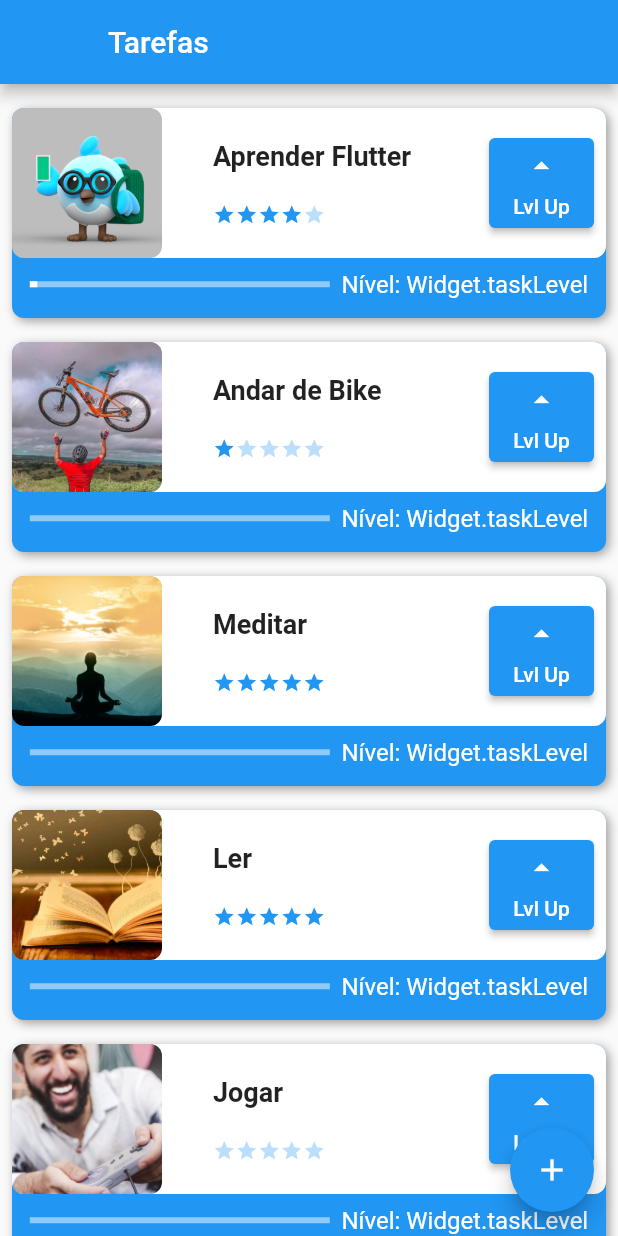
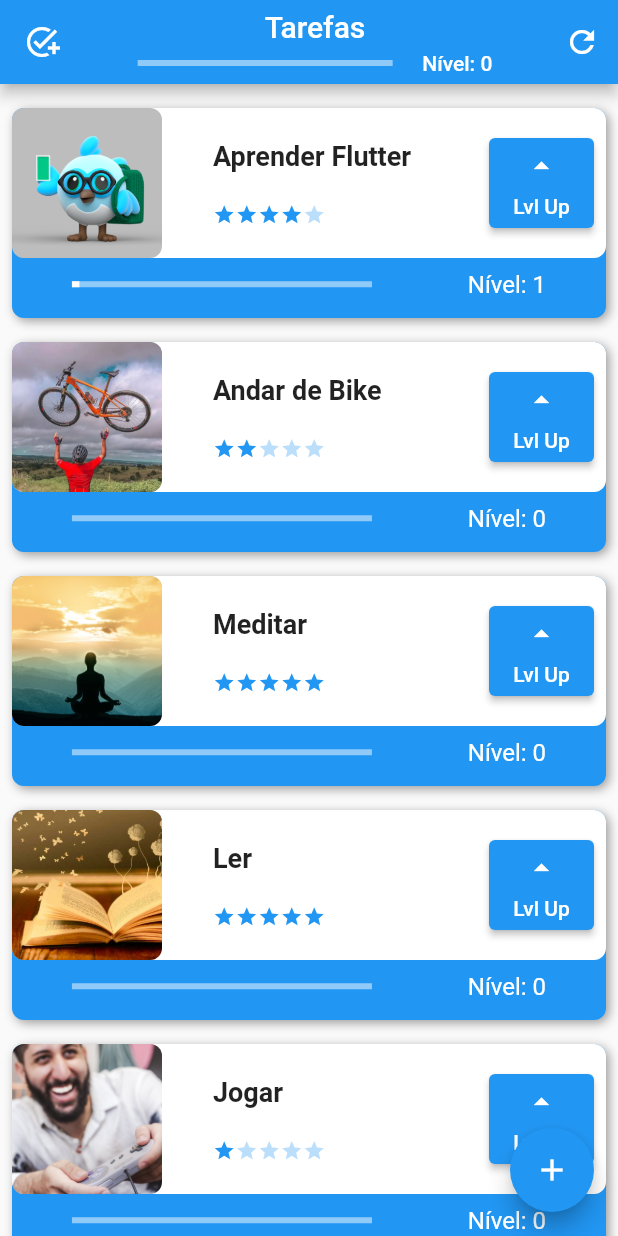
Before and after one commit to blandygbc/projeto1_futter_alura, a Flutter app: the screen it shows after launch, after a tap on "Lvl Up", on a phone screen of 412 x 824 dp. Run offline on Flutter 3.47's test engine with Material 2 defaults, Android fonts, the phone set to English and light mode, and no system bars; network calls fail.

Commit message:
parte2 Desafio final

```diff
--- a/lib/components/task.dart
+++ b/lib/components/task.dart
@@ -23,13 +23,12 @@ class Task extends StatefulWidget {
   }) : super(key: key);
 
   int taskLevel = 0;
-
+  int progressLevel = 0;
   @override
   State<Task> createState() => _TaskState();
 }
 
 class _TaskState extends State<Task> {
-  int progressLevel = 0;
   double progressIndicatorValue = 0.0;
 
   bool isAsset() {
@@ -48,7 +47,7 @@ class _TaskState extends State<Task> {
           Container(
             height: 140,
             decoration: BoxDecoration(
-              color: widget.levelColors[progressLevel],
+              color: widget.levelColors[widget.progressLevel],
               borderRadius: BorderRadius.circular(8),
               boxShadow: const [
                 BoxShadow(
@@ -148,7 +147,7 @@ class _TaskState extends State<Task> {
                         value: progressIndicatorValue,
                       ),
                     ),
-                    Text('Nível: $widget.taskLevel',
+                    Text('Nível: ${widget.taskLevel}',
                         style: const TextStyle(
                           color: Colors.white,
                           fontSize: 16,
@@ -175,18 +174,19 @@ class _TaskState extends State<Task> {
   }
 
   bool isNotMaxProgress() {
-    return progressLevel <= 6 && progressIndicatorValue < 1;
+    return widget.progressLevel <= 6 && progressIndicatorValue < 1;
   }
 
   bool isTimeToLevelUpProgress() {
-    return progressIndicatorValue.compareTo(1) == 0 && progressLevel <= 5;
+    return progressIndicatorValue.compareTo(1) == 0 &&
+        widget.progressLevel <= 5;
   }
 
   void progressLevelUp() {
     setState(() {
       progressIndicatorValue = 0;
       widget.taskLevel = 0;
-      progressLevel++;
+      widget.progressLevel++;
     });
   }
 
--- a/lib/data/task_inherited.dart
+++ b/lib/data/task_inherited.dart
@@ -8,10 +8,10 @@ class TaskInherited extends InheritedWidget {
   final Widget child;
   final List<Task> taskList = [
     Task(name: 'Aprender Flutter', difficulty: 4, image: Assets.imagesDash),
-    Task(name: 'Andar de Bike', difficulty: 1, image: Assets.imagesBike),
+    Task(name: 'Andar de Bike', difficulty: 2, image: Assets.imagesBike),
     Task(name: 'Meditar', difficulty: 5, image: Assets.imagesMeditar),
     Task(name: 'Ler', difficulty: 5, image: Assets.imagesLivro),
-    Task(name: 'Jogar', difficulty: 0, image: Assets.imagesJogar),
+    Task(name: 'Jogar', difficulty: 1, image: Assets.imagesJogar),
   ];
 
   void newTask(String name, int difficulty, String image) {
--- a/lib/main.dart
+++ b/lib/main.dart
@@ -1,6 +1,5 @@
 import 'package:flutter/material.dart';
 import 'package:tasks_flutter_alura/data/task_inherited.dart';
-import 'package:tasks_flutter_alura/views/form_view.dart';
 import 'package:tasks_flutter_alura/views/task_view.dart';
 
 void main() {
@@ -17,7 +16,7 @@ class MyApp extends StatelessWidget {
       theme: ThemeData(
         primarySwatch: Colors.blue,
       ),
-      home: TaskInherited(child: const TasksView()),
+      home: TaskInherited(child: TasksView()),
     );
   }
 }
--- a/lib/views/task_view.dart
+++ b/lib/views/task_view.dart
@@ -3,7 +3,19 @@ import 'package:tasks_flutter_alura/data/task_inherited.dart';
 import 'package:tasks_flutter_alura/views/form_view.dart';
 
 class TasksView extends StatefulWidget {
-  const TasksView({Key? key}) : super(key: key);
+  TasksView({Key? key}) : super(key: key);
+  int globalLevel = 0;
+  double globalProgressIndicatorValue = 0.0;
+  int globalProgressLevel = 0;
+  final List<Color> globalLevelColors = [
+    Colors.blue,
+    Colors.green,
+    Colors.yellow,
+    Colors.orange,
+    Colors.red,
+    Colors.purple,
+    Colors.black,
+  ];
 
   @override
   State<TasksView> createState() => _TasksViewState();
@@ -14,8 +26,41 @@ class _TasksViewState extends State<TasksView> {
   Widget build(BuildContext context) {
     return Scaffold(
         appBar: AppBar(
-          leading: Container(),
-          title: const Text('Tarefas'),
+          backgroundColor: widget.globalLevelColors[widget.globalProgressLevel],
+          leading: const Icon(
+            Icons.add_task_outlined,
+            color: Colors.white,
+          ),
+          title: Column(
+            children: [
+              const Text('Tarefas'),
+              const SizedBox(height: 5),
+              Row(
+                mainAxisAlignment: MainAxisAlignment.spaceEvenly,
+                children: [
+                  SizedBox(
+                    width: 170,
+                    child: LinearProgressIndicator(
+                      color: Colors.white,
+                      value: widget.globalProgressIndicatorValue,
+                    ),
+                  ),
+                  Text('Nível: ${widget.globalLevel}',
+                      style: const TextStyle(
+                        color: Colors.white,
+                        fontSize: 14,
+                      )),
+                ],
+              ),
+            ],
+          ),
+          actions: [
+            IconButton(
+                onPressed: () {
+                  calculateGlobalProgress();
+                },
+                icon: const Icon(Icons.refresh)),
+          ],
         ),
         floatingActionButton: FloatingActionButton(
           onPressed: () {
@@ -32,4 +77,36 @@ class _TasksViewState extends State<TasksView> {
           children: TaskInherited.of(context)!.taskList,
         ));
   }
+
+  void calculateGlobalProgress() {
+    final taskListSize = TaskInherited.of(context)!.taskList.length;
+    widget.globalLevel = TaskInherited.of(context)!.taskList.fold(
+          0,
+          (previousValue, task) => task.progressLevel + previousValue,
+        );
+
+    for (var level = 1; level <= 7; level++) {
+      if (isTimeToUpgradeGlobalProgress(
+        taskListSize: taskListSize,
+        level: level,
+      )) {
+        widget.globalProgressLevel = level;
+        break;
+      }
+    }
+
+    setState(() {
+      widget.globalLevel;
+      widget.globalProgressIndicatorValue =
+          widget.globalLevel / (taskListSize * 7);
+    });
+  }
+
+  bool isTimeToUpgradeGlobalProgress({
+    required int taskListSize,
+    required int level,
+  }) {
+    return widget.globalProgressLevel < level &&
+        widget.globalLevel >= (taskListSize * level);
+  }
 }
```
